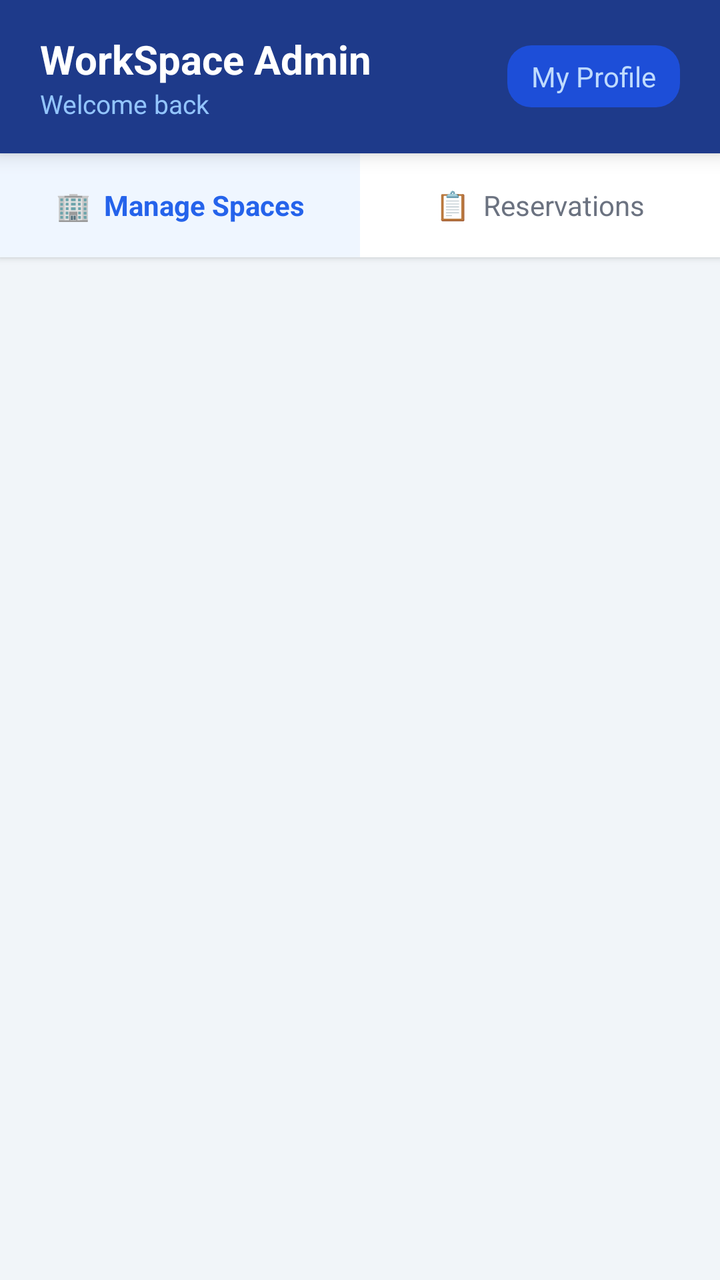
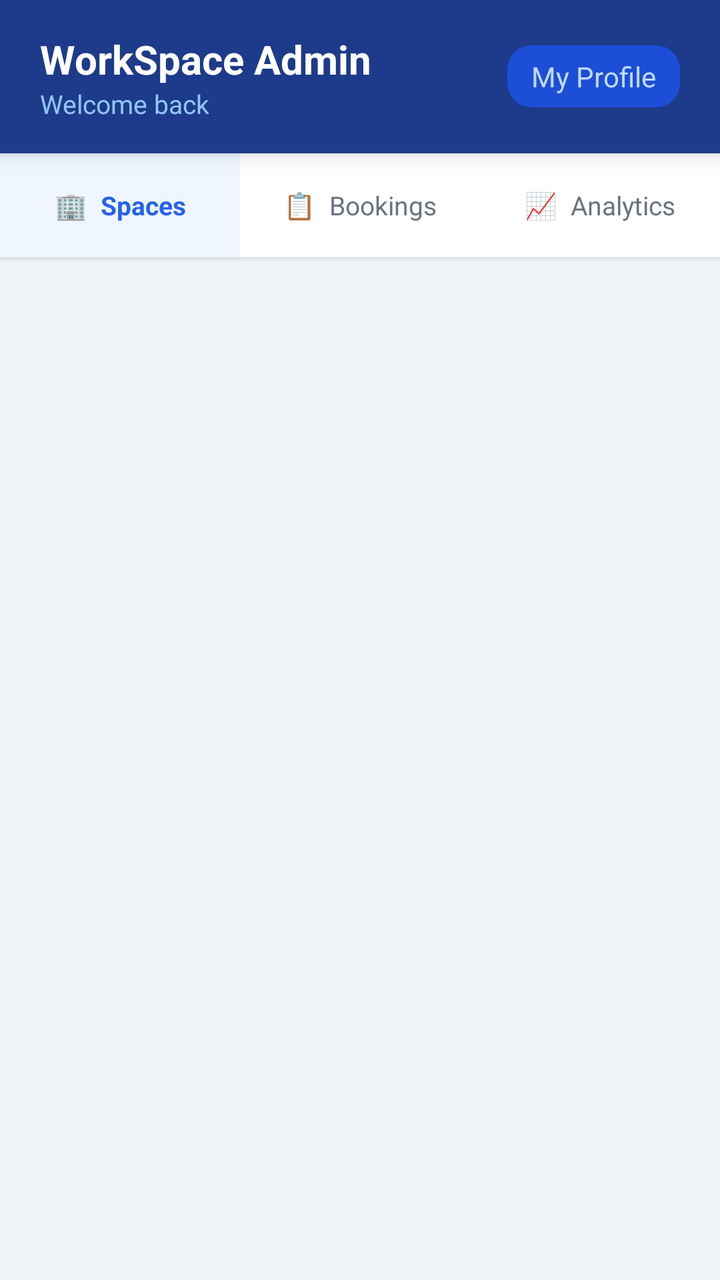

The first picture is an Android layout as it rendered before a commit; the second is the same layout after the commit. The layout source and the unified diff follow.
<!-- AndroidManifest.xml: application theme Theme.WorkSpaceMobile -->
<!-- res/layout/activity_admin_dashboard.xml -->
<?xml version="1.0" encoding="utf-8"?>
<LinearLayout xmlns:android="http://schemas.android.com/apk/res/android"
    android:layout_width="match_parent"
    android:layout_height="match_parent"
    android:orientation="vertical"
    android:background="#F1F5F9">

    
    <LinearLayout
        android:layout_width="match_parent"
        android:layout_height="wrap_content"
        android:orientation="horizontal"
        android:background="#1E3A8A"
        android:paddingStart="20dp"
        android:paddingEnd="20dp"
        android:paddingTop="16dp"
        android:paddingBottom="16dp"
        android:gravity="center_vertical"
        android:elevation="6dp">

        <LinearLayout
            android:layout_width="0dp"
            android:layout_height="wrap_content"
            android:layout_weight="1"
            android:orientation="vertical">

            <TextView
                android:layout_width="wrap_content"
                android:layout_height="wrap_content"
                android:text="WorkSpace Admin"
                android:textSize="20sp"
                android:textStyle="bold"
                android:textColor="#FFFFFF" />

            <TextView
                android:id="@+id/tvAdminGreeting"
                android:layout_width="wrap_content"
                android:layout_height="wrap_content"
                android:text="Welcome back"
                android:textSize="13sp"
                android:textColor="#93C5FD" />
        </LinearLayout>

        <TextView
            android:id="@+id/btnAdminProfile"
            android:layout_width="wrap_content"
            android:layout_height="wrap_content"
            android:text="My Profile"
            android:textSize="14sp"
            android:textColor="#BFDBFE"
            android:paddingStart="12dp"
            android:paddingEnd="12dp"
            android:paddingTop="6dp"
            android:paddingBottom="6dp"
            android:background="@drawable/role_badge_bg"
            android:clickable="true"
            android:focusable="true"/>
    </LinearLayout>

    
    <LinearLayout
        android:id="@+id/tabLayout"
        android:layout_width="match_parent"
        android:layout_height="52dp"
        android:orientation="horizontal"
        android:background="#FFFFFF"
        android:elevation="2dp"
        android:weightSum="2">

        <TextView
            android:id="@+id/tabSpaces"
            android:layout_width="0dp"
            android:layout_height="match_parent"
            android:layout_weight="1"
            android:gravity="center"
            android:text="🏢  Manage Spaces"
            android:textSize="14sp"
            android:textStyle="bold"
            android:textColor="#2563EB"
            android:background="@drawable/tab_selected_bg"
            android:clickable="true"
            android:focusable="true"/>

        <TextView
            android:id="@+id/tabReservations"
            android:layout_width="0dp"
            android:layout_height="match_parent"
            android:layout_weight="1"
            android:gravity="center"
            android:text="📋  Reservations"
            android:textSize="14sp"
            android:textColor="#6B7280"
            android:background="?attr/selectableItemBackground"
            android:clickable="true"
            android:focusable="true"/>
    </LinearLayout>

    
    <FrameLayout
        android:id="@+id/adminContentFrame"
        android:layout_width="match_parent"
        android:layout_height="match_parent"/>

</LinearLayout>
<!-- resources referenced by this layout -->
<resources>
  <!-- drawable role_badge_bg (drawable) -->
  <?xml version="1.0" encoding="utf-8"?>
  <shape xmlns:android="http://schemas.android.com/apk/res/android"
      android:shape="rectangle">
      <solid android:color="#1D4ED8"/>
      <corners android:radius="12dp"/>
  </shape>
  <!-- drawable tab_selected_bg (drawable) -->
  <?xml version="1.0" encoding="utf-8"?>
  <shape xmlns:android="http://schemas.android.com/apk/res/android"
      android:shape="rectangle">
      <solid android:color="#EFF6FF"/>
  </shape>
  <style name="Theme.WorkSpaceMobile" parent="Base.Theme.WorkSpaceMobile" />
  <style name="Base.Theme.WorkSpaceMobile" parent="Theme.Material3.DayNight.NoActionBar">
          
          
      </style>
</resources>

<!-- the commit's change to res/layout/activity_admin_dashboard.xml (unified diff, before → after) -->
@@ -65,7 +65,7 @@
         android:orientation="horizontal"
         android:background="#FFFFFF"
         android:elevation="2dp"
-        android:weightSum="2">
+        android:weightSum="3">
 
         <TextView
             android:id="@+id/tabSpaces"
@@ -73,8 +73,8 @@
             android:layout_height="match_parent"
             android:layout_weight="1"
             android:gravity="center"
-            android:text="🏢  Manage Spaces"
-            android:textSize="14sp"
+            android:text="🏢  Spaces"
+            android:textSize="13sp"
             android:textStyle="bold"
             android:textColor="#2563EB"
             android:background="@drawable/tab_selected_bg"
@@ -87,8 +87,21 @@
             android:layout_height="match_parent"
             android:layout_weight="1"
             android:gravity="center"
-            android:text="📋  Reservations"
-            android:textSize="14sp"
+            android:text="📋  Bookings"
+            android:textSize="13sp"
+            android:textColor="#6B7280"
+            android:background="?attr/selectableItemBackground"
+            android:clickable="true"
+            android:focusable="true"/>
+
+        <TextView
+            android:id="@+id/tabAnalytics"
+            android:layout_width="0dp"
+            android:layout_height="match_parent"
+            android:layout_weight="1"
+            android:gravity="center"
+            android:text="📈  Analytics"
+            android:textSize="13sp"
             android:textColor="#6B7280"
             android:background="?attr/selectableItemBackground"
             android:clickable="true"
